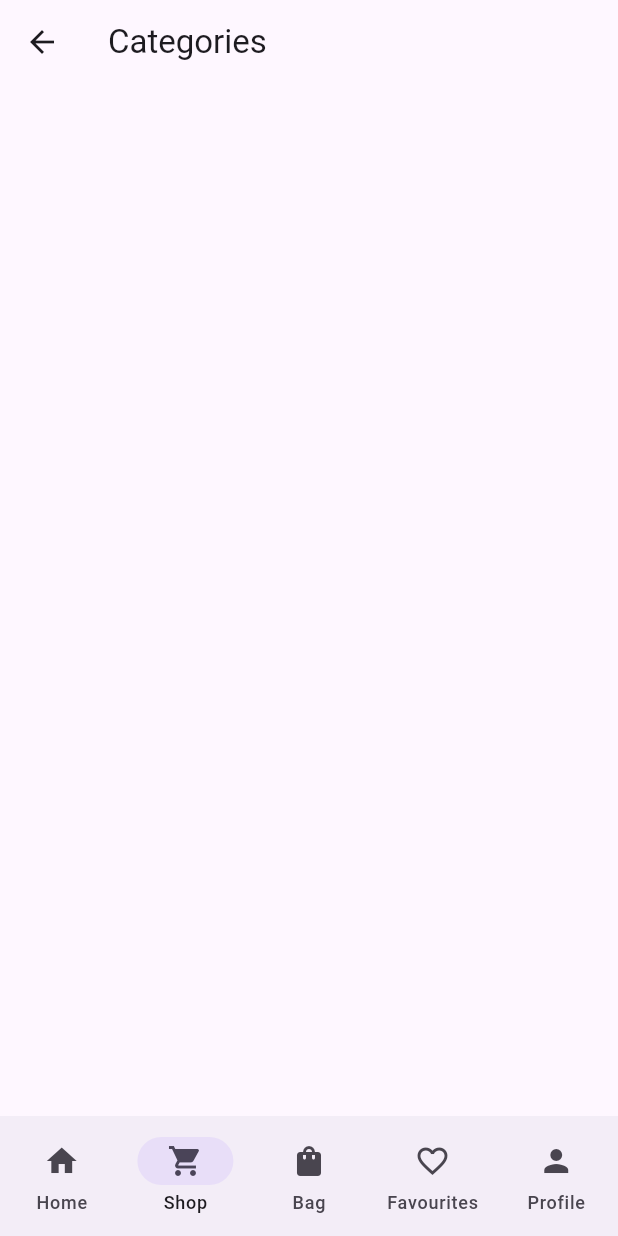
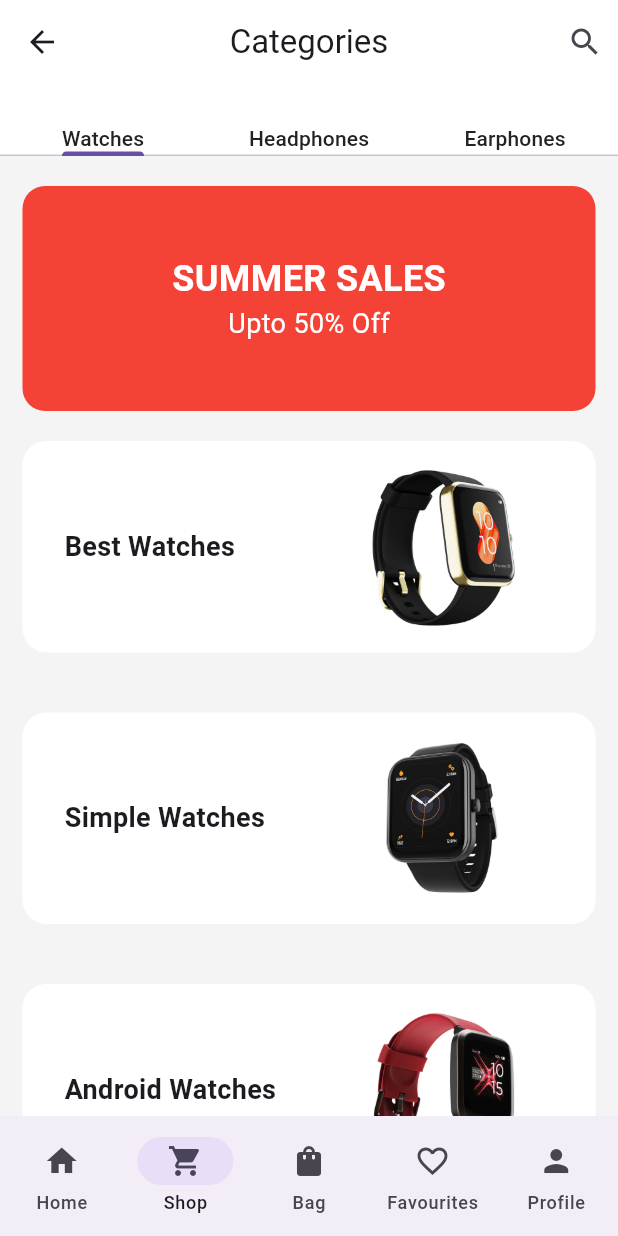
Before and after one commit to Aabis-Ahmed-Hassan/Ecommerce-App-UI, a Flutter app: the screen it shows after launch, item 2 of the bottom bar chosen, on a phone screen of 412 x 824 dp. Run offline on Flutter 3.47's test engine with Material 3 defaults, Android fonts, the phone set to English and light mode, and no system bars.

Commit message:
Done with categories page

```diff
--- a/lib/pages/shop_page.dart
+++ b/lib/pages/shop_page.dart
@@ -1,4 +1,7 @@
 import 'package:ecommere_store_ui/pages/home_page.dart';
+import 'package:ecommere_store_ui/pages/shop_page_tabs/earphones.dart';
+import 'package:ecommere_store_ui/pages/shop_page_tabs/headphones.dart';
+import 'package:ecommere_store_ui/pages/shop_page_tabs/watches.dart';
 import 'package:flutter/material.dart';
 
 class ShopPage extends StatelessWidget {
@@ -6,11 +9,16 @@ class ShopPage extends StatelessWidget {
 
   @override
   Widget build(BuildContext context) {
-    return Scaffold(
+    return DefaultTabController(
+      length: 3,
+      child: Scaffold(
+        backgroundColor: Color(0xfff4f4f4),
         appBar: AppBar(
-        title: Text(
+          backgroundColor: Colors.white,
+          title: const Text(
             'Categories',
           ),
+          centerTitle: true,
           leading: InkWell(
             onTap: () {
               Navigator.push(
@@ -20,9 +28,47 @@ class ShopPage extends StatelessWidget {
                 ),
               );
             },
-          child: Icon(
+            child: const Icon(
               Icons.arrow_back,
             ),
+          ),
+          actions: [
+            const Icon(
+              Icons.search,
+            ),
+            const SizedBox(
+              width: 10,
+            ),
+          ],
+          bottom: const TabBar(
+            tabs: [
+              Text(
+                'Watches',
+                style: TextStyle(
+                  color: Color(0xff222222),
+                ),
+              ),
+              Text(
+                'Headphones',
+                style: TextStyle(
+                  color: Color(0xff222222),
+                ),
+              ),
+              Text(
+                'Earphones',
+                style: TextStyle(
+                  color: Color(0xff222222),
+                ),
+              ),
+            ],
+          ),
+        ),
+        body: TabBarView(
+          children: [
+            Watches(),
+            Headphones(),
+            Earphones(),
+          ],
         ),
       ),
     );
--- /dev/null
+++ b/lib/pages/shop_page_tabs/watches.dart
@@ -0,0 +1,106 @@
+import 'package:flutter/material.dart';
+
+class Watches extends StatelessWidget {
+  Watches({super.key});
+
+  List images = [
+    'assets/product_(9).png',
+    'assets/product_(2).png',
+    'assets/product_(3).png',
+    'assets/product_(4).png',
+  ];
+
+  @override
+  Widget build(BuildContext context) {
+    return SingleChildScrollView(
+      child: Padding(
+        padding: const EdgeInsets.symmetric(horizontal: 15),
+        child: Column(
+          children: [
+            const SizedBox(
+              height: 20,
+            ),
+            Container(
+              height: 150,
+              decoration: BoxDecoration(
+                color: Colors.red,
+                borderRadius: BorderRadius.circular(15),
+              ),
+              child: const Center(
+                child: Column(
+                  mainAxisAlignment: MainAxisAlignment.center,
+                  children: [
+                    Text(
+                      'SUMMER SALES',
+                      style: TextStyle(
+                        fontSize: 24,
+                        color: Colors.white,
+                        fontWeight: FontWeight.bold,
+                      ),
+                    ),
+                    Text(
+                      'Upto 50% Off',
+                      style: TextStyle(
+                        fontSize: 18,
+                        color: Colors.white,
+                        fontWeight: FontWeight.w400,
+                      ),
+                    ),
+                  ],
+                ),
+              ),
+            ),
+            MyRowWidget(title: 'Best Watches', imageNumber: 9),
+            MyRowWidget(title: 'Simple Watches', imageNumber: 2),
+            MyRowWidget(title: 'Android Watches', imageNumber: 3),
+            MyRowWidget(title: 'Fitness Watches', imageNumber: 4),
+          ],
+        ),
+      ),
+    );
+  }
+}
+
+class MyRowWidget extends StatelessWidget {
+  MyRowWidget({super.key, required this.title, required this.imageNumber});
+
+  var title;
+  var imageNumber;
+  @override
+  Widget build(BuildContext context) {
+    return Container(
+      padding: EdgeInsets.symmetric(horizontal: 12, vertical: 8),
+      margin: EdgeInsets.symmetric(vertical: 20),
+      decoration: BoxDecoration(
+        color: Colors.white,
+        borderRadius: BorderRadius.circular(16),
+      ),
+      child: Row(
+        mainAxisAlignment: MainAxisAlignment.spaceBetween,
+        crossAxisAlignment: CrossAxisAlignment.center,
+        children: [
+          Expanded(
+            child: Container(
+              padding: EdgeInsets.only(left: 16),
+              child: Text(
+                title,
+                style: const TextStyle(
+                  fontSize: 18,
+                  fontWeight: FontWeight.bold,
+                ),
+              ),
+            ),
+          ),
+          Expanded(
+            child: Image(
+              height: 125,
+              fit: BoxFit.fitHeight,
+              image:
+                  AssetImage('assets/product_ (${imageNumber.toString()}).png'),
+            ),
+          )
+        ],
+      ),
+    );
+  }
+}
```
Also changed, not shown: lib/pages/home_page.dart (+7 -6 lines), lib/pages/shop_page_tabs/earphones.dart (added, +104 -0 lines), lib/pages/shop_page_tabs/headphones.dart (added, +104 -0 lines), assets/product_ (13).png (added), assets/product_ (14).png (added), assets/product_ (15).png (added). Lines whose indentation alone changed are shown as unchanged.
